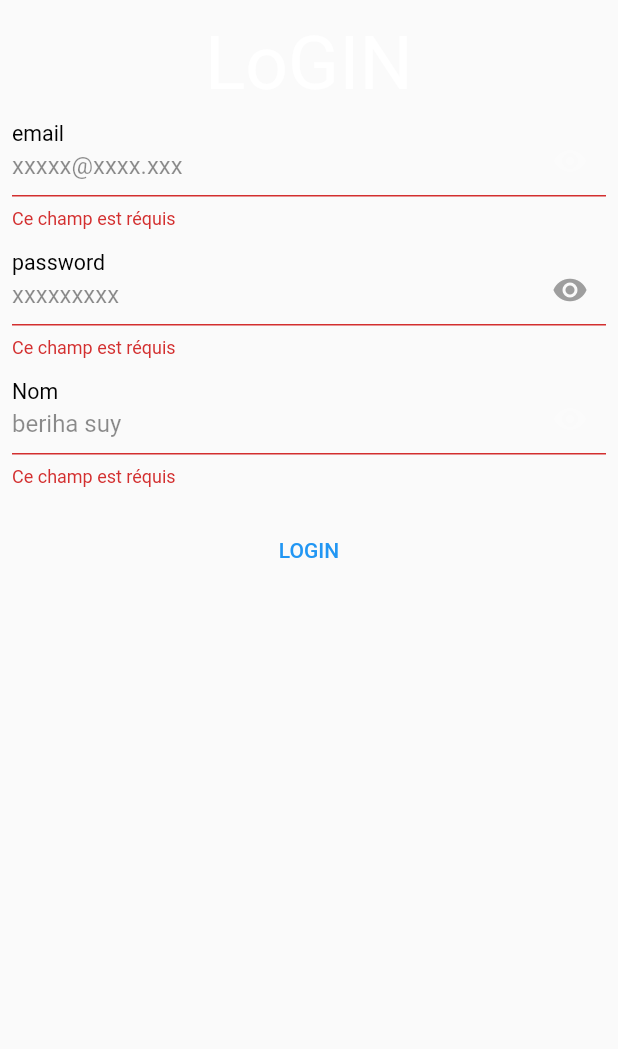
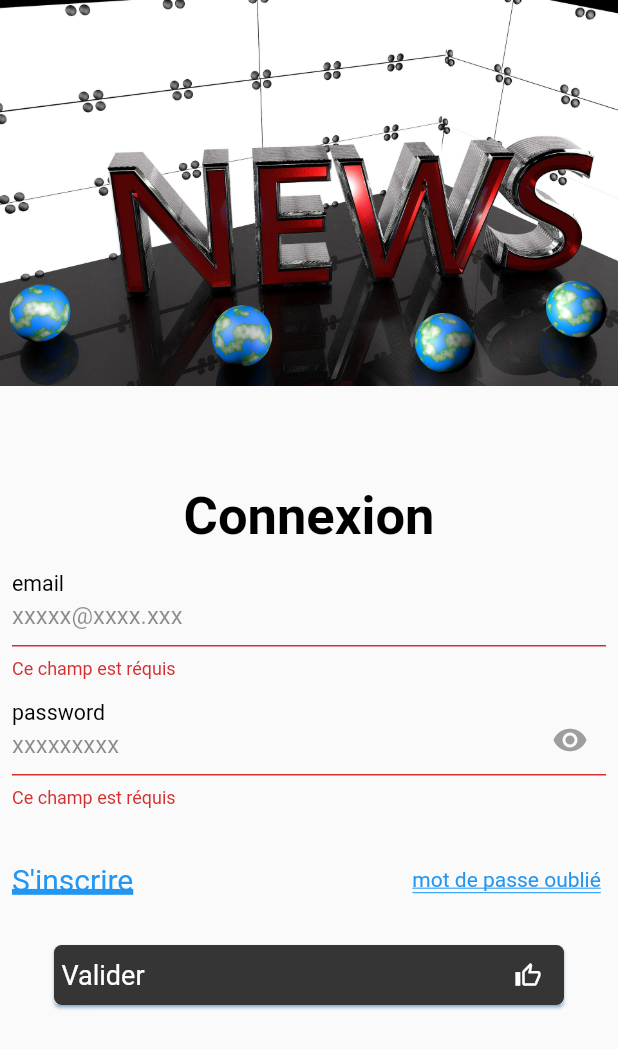
Before and after one commit to beriha/djassi, a Flutter app: the screen it shows after launch, after a tap on "djassi", on a phone screen of 412 x 824 dp. Shown: the top 1049 px of the screen. Run offline on Flutter 3.47's test engine with Material 2 defaults, Android fonts, the phone set to English and light mode, and no system bars; Roboto replaces fonts that are missing (josefinSans).

Commit message:
login and sign in

```diff
--- a/lib/screens/authscreens/login-screens.dart
+++ b/lib/screens/authscreens/login-screens.dart
@@ -1,6 +1,8 @@
 import 'package:djassi/screens/authscreens/component/text-form-field.dart';
 import 'package:djassi/screens/authscreens/sign-up-screens.dart';
+import 'package:djassi/utils/button-utils/validate.button-utils.dart';
 import 'package:flutter/material.dart';
+import 'package:flutter/rendering.dart';
 
 class LoginScreenPage extends StatefulWidget {
   @override
@@ -12,20 +14,47 @@ class _LoginScreenPageState extends State<LoginScreenPage> {
   @override
   Widget build(BuildContext context) {
     return Scaffold(
-        body:SingleChildScrollView(
-            child:Container(
+        body: SingleChildScrollView(
+            child: Container(
                 width: MediaQuery.of(context).size.width,
                 // height: MediaQuery.of(context).size.height,
+                child: Padding(
+                  padding: const EdgeInsets.all(0.0),
                   child: Column(
                       mainAxisAlignment: MainAxisAlignment.center,
-                    children:<Widget> [
-                      Text('LoGIN',
-                        style:TextStyle(
-                            fontFamily: 'josefinSans',
-                            fontSize: 50.0,
-                            height: 1.5,
-                            color: Colors.white
+                      children: <Widget>[
+                        Container(
+                          padding: EdgeInsets.only(left: 0, right: 0, top: 0),
+                          child: Column(
+                            children: <Widget>[
+                              Container(
+                                child: new AspectRatio(
+                                  aspectRatio: 4 / 3,
+                                  child: new Container(
+                                    decoration: new BoxDecoration(
+                                        image: new DecorationImage(
+                                      fit: BoxFit.fitWidth,
+                                      alignment: FractionalOffset.topCenter,
+                                      image: new AssetImage('assets/news.jpg'),
+                                    )),
                                   ),
+                                ),
+                              ),
+                            ],
+                          ),
+                        ),
+                        SizedBox(
+                          height: 15,
+                        ),
+                        Text(
+                          "Connexion",
+                          style: TextStyle(
+                              fontSize: 35,
+                              color: Colors.black,
+                              fontWeight: FontWeight.bold),
+                        ),
+                        SizedBox(
+                          height: 10,
                         ),
                         SecondTextfield(
                           labelText: "email",
@@ -40,28 +69,55 @@ class _LoginScreenPageState extends State<LoginScreenPage> {
                           isRequired: true,
                           // icon:Icon(Icons.remove_red_eye_sharp),
                           showPassword: showpassword,
-                        onVisiblePassword: (){
+                          onVisiblePassword: () {
                             setState(() {
                               showpassword = !showpassword;
                             });
                           },
                         ),
-                      SecondTextfield(
-                        labelText: "Nom",
-                        placeholder: "beriha suy",
-                        isEmail: false,
-                        isRequired: true,
+                        SizedBox(
+                          height: 20.0,
                         ),
-                       SizedBox(height: 10.0,),
-                      TextButton(onPressed: (){
-                        Navigator.push(context, MaterialPageRoute(builder: (BuildContext context){
+                        Padding(
+                          padding: const EdgeInsets.all(8.0),
+                          child: Row(
+                            children: <Widget>[
+                              Text(
+                                "S'inscrire",
+                                style: TextStyle(
+                                  fontSize: 20,
+                                  color: Colors.blue,
+                                  decoration: TextDecoration.underline,
+                                  decorationThickness: 4,
+                                ),
+                              ),
+                              Spacer(),
+                              Text(
+                                "mot de passe oublié ",
+                                style: TextStyle(
+                                    color: Colors.blue,
+                                    decoration: TextDecoration.underline,
+                                    decorationStyle:
+                                        TextDecorationStyle.double),
+                              )
+                            ],
+                          ),
+                        ),
+                        SizedBox(
+                          height: 20.0,
+                        ),
+                        PrimaryLongButton(
+                          icon: Icon(Icons.thumb_up_alt_outlined),
+                          color: Colors.black,
+                          onPressed: () {
+                            Navigator.push(context, MaterialPageRoute(
+                                builder: (BuildContext context) {
                               return SignUpScreen();
                             }));
                           },
-                          child: Text("LOGIN"))
-                    ])
-            )
-        )
-    );
+                          text: "Valider",
+                        ),
+                      ]),
+                ))));
   }
 }
--- a/lib/utils/button-utils/validate.button-utils.dart
+++ b/lib/utils/button-utils/validate.button-utils.dart
@@ -15,7 +15,7 @@ class PrimaryLongButton extends Card {
   }) : super(
           child: Container(
             width: width,
-            height: 35.0,
+            height: 40.0,
             decoration: new BoxDecoration(
               borderRadius: BorderRadius.circular(5),
               gradient: new LinearGradient(
```
Also changed, not shown: lib/screens/authscreens/sign-up-screens.dart (+52 -25 lines). Lines whose indentation alone changed are shown as unchanged.
